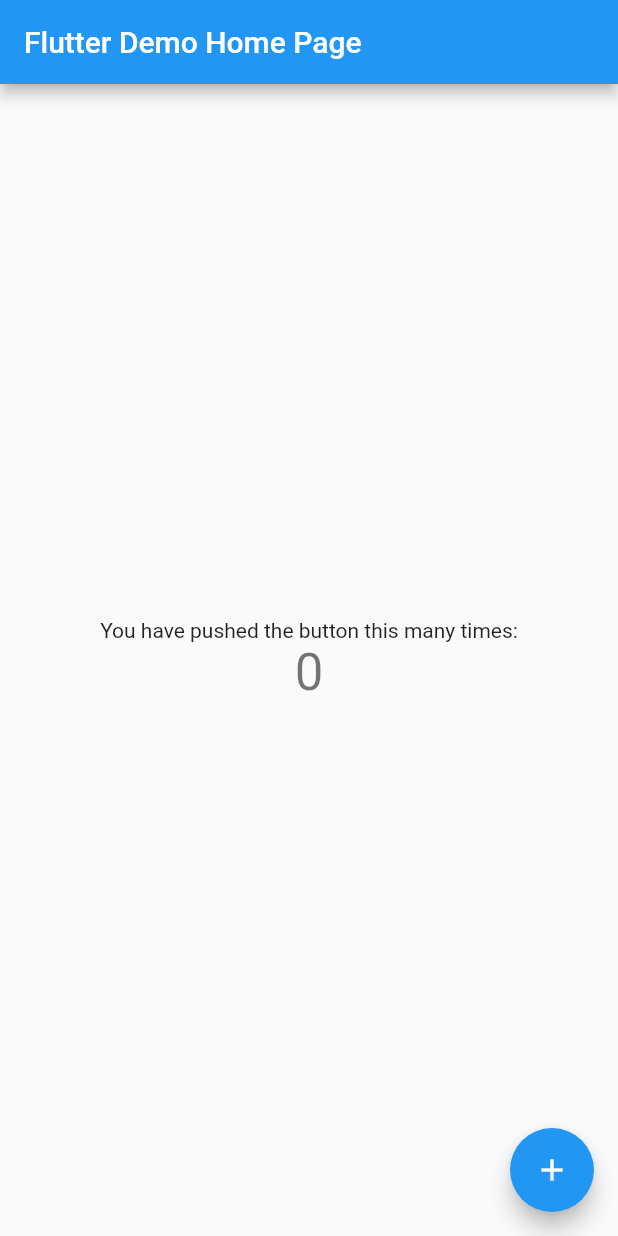
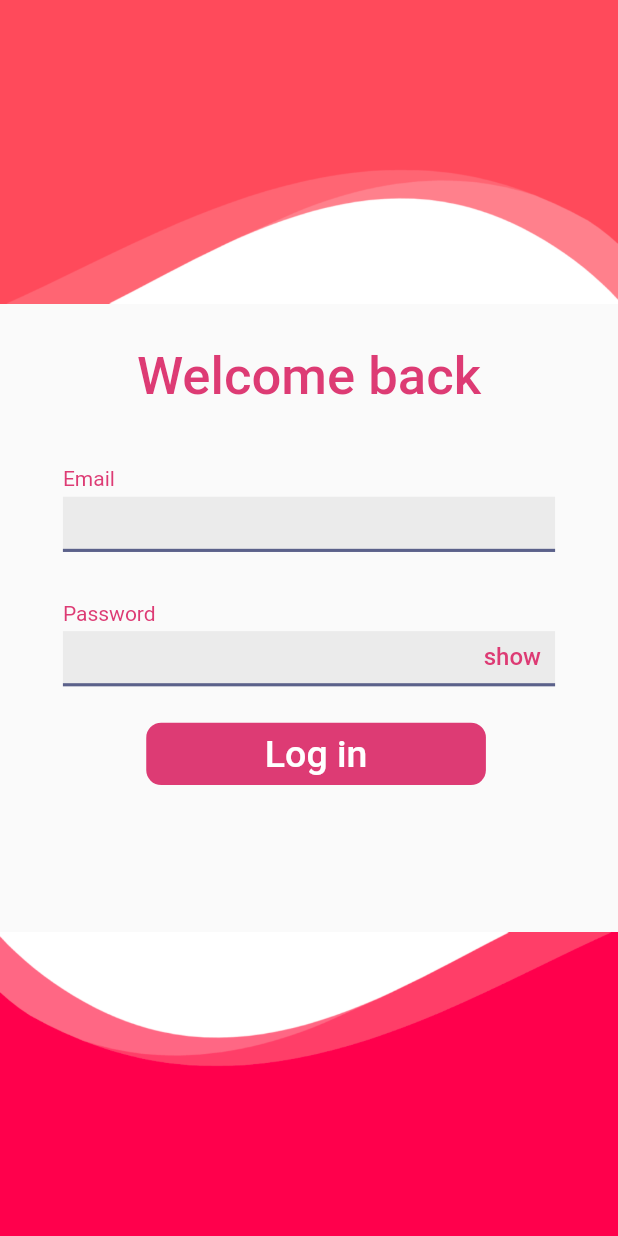
Before and after one commit to Amrmahmoud333/212solutionsllc_task, a Flutter app: the screen it shows after launch, on a phone screen of 412 x 824 dp. Run offline on Flutter 3.47's test engine with Material 2 defaults, Android fonts, the phone set to English and light mode, and no system bars; Roboto replaces fonts that are missing (DavidLibre).

Commit message:
add login screen UI

```diff
--- a/lib/main.dart
+++ b/lib/main.dart
@@ -1,4 +1,5 @@
 import 'package:flutter/material.dart';
+import 'package:task_212solutionsllc/views/sign_in/sign_in_screen.dart';
 
 void main() {
   runApp(const MyApp());
@@ -7,109 +8,14 @@
 class MyApp extends StatelessWidget {
   const MyApp({super.key});
 
-  // This widget is the root of your application.
   @override
   Widget build(BuildContext context) {
     return MaterialApp(
       title: 'Flutter Demo',
       theme: ThemeData(
-        // This is the theme of your application.
-        //
-        // Try running your application with "flutter run". You'll see the
-        // application has a blue toolbar. Then, without quitting the app, try
-        // changing the primarySwatch below to Colors.green and then invoke
-        // "hot reload" (press "r" in the console where you ran "flutter run",
-        // or simply save your changes to "hot reload" in a Flutter IDE).
-        // Notice that the counter didn't reset back to zero; the application
-        // is not restarted.
         primarySwatch: Colors.blue,
       ),
-      home: const MyHomePage(title: 'Flutter Demo Home Page'),
+      home: const SignInScreen(),
     );
   }
 }
-
-class MyHomePage extends StatefulWidget {
-  const MyHomePage({super.key, required this.title});
-
-  // This widget is the home page of your application. It is stateful, meaning
-  // that it has a State object (defined below) that contains fields that affect
-  // how it looks.
-
-  // This class is the configuration for the state. It holds the values (in this
-  // case the title) provided by the parent (in this case the App widget) and
-  // used by the build method of the State. Fields in a Widget subclass are
-  // always marked "final".
-
-  final String title;
-
-  @override
-  State<MyHomePage> createState() => _MyHomePageState();
-}
-
-class _MyHomePageState extends State<MyHomePage> {
-  int _counter = 0;
-
-  void _incrementCounter() {
-    setState(() {
-      // This call to setState tells the Flutter framework that something has
-      // changed in this State, which causes it to rerun the build method below
-      // so that the display can reflect the updated values. If we changed
-      // _counter without calling setState(), then the build method would not be
-      // called again, and so nothing would appear to happen.
-      _counter++;
-    });
-  }
-
-  @override
-  Widget build(BuildContext context) {
-    // This method is rerun every time setState is called, for instance as done
-    // by the _incrementCounter method above.
-    //
-    // The Flutter framework has been optimized to make rerunning build methods
-    // fast, so that you can just rebuild anything that needs updating rather
-    // than having to individually change instances of widgets.
-    return Scaffold(
-      appBar: AppBar(
-        // Here we take the value from the MyHomePage object that was created by
-        // the App.build method, and use it to set our appbar title.
-        title: Text(widget.title),
-      ),
-      body: Center(
-        // Center is a layout widget. It takes a single child and positions it
-        // in the middle of the parent.
-        child: Column(
-          // Column is also a layout widget. It takes a list of children and
-          // arranges them vertically. By default, it sizes itself to fit its
-          // children horizontally, and tries to be as tall as its parent.
-          //
-          // Invoke "debug painting" (press "p" in the console, choose the
-          // "Toggle Debug Paint" action from the Flutter Inspector in Android
-          // Studio, or the "Toggle Debug Paint" command in Visual Studio Code)
-          // to see the wireframe for each widget.
-          //
-          // Column has various properties to control how it sizes itself and
-          // how it positions its children. Here we use mainAxisAlignment to
-          // center the children vertically; the main axis here is the vertical
-          // axis because Columns are vertical (the cross axis would be
-          // horizontal).
-          mainAxisAlignment: MainAxisAlignment.center,
-          children: <Widget>[
-            const Text(
-              'You have pushed the button this many times:',
-            ),
-            Text(
-              '$_counter',
-              style: Theme.of(context).textTheme.headline4,
-            ),
-          ],
-        ),
-      ),
-      floatingActionButton: FloatingActionButton(
-        onPressed: _incrementCounter,
-        tooltip: 'Increment',
-        child: const Icon(Icons.add),
-      ), // This trailing comma makes auto-formatting nicer for build methods.
-    );
-  }
-}
--- /dev/null
+++ b/lib/views/shared/custom_button.dart
@@ -0,0 +1,44 @@
+import 'package:flutter/material.dart';
+
+class CustomButton extends StatelessWidget {
+  const CustomButton({
+    Key? key,
+    required this.label,
+    required this.ontap,
+  }) : super(key: key);
+  final String label;
+  final Function() ontap;
+  @override
+  Widget build(BuildContext context) {
+    double height(double n) {
+      return MediaQuery.of(context).size.height * (n / 851);
+    }
+
+    double width(double n) {
+      return MediaQuery.of(context).size.width * (n / 393);
+    }
+
+    return InkWell(
+      onTap: ontap,
+      child: Container(
+        height: height(43),
+        width: width(216),
+        decoration: BoxDecoration(
+          borderRadius: BorderRadius.circular(10),
+          color: const Color.fromARGB(255, 221, 59, 116),
+        ),
+        child: Center(
+          child: Text(
+            label,
+            style: const TextStyle(
+              color: Color(0xFFFFFFFF),
+              fontSize: 25,
+              fontFamily: 'DavidLibre',
+              fontWeight: FontWeight.w500,
+            ),
+          ),
+        ),
+      ),
+    );
+  }
+}
--- /dev/null
+++ b/lib/views/sign_in/sign_in_screen.dart
@@ -0,0 +1,134 @@
+import 'package:flutter/material.dart';
+import 'package:task_212solutionsllc/views/shared/custom_button.dart';
+import 'package:task_212solutionsllc/views/sign_in/widgets/input_field.dart';
+
+class SignInScreen extends StatelessWidget {
+  const SignInScreen({Key? key}) : super(key: key);
+
+  @override
+  Widget build(BuildContext context) {
+    final fromKey = GlobalKey<FormState>();
+    final TextEditingController emailController = TextEditingController();
+    final TextEditingController passwordController = TextEditingController();
+    // this two function to make responsice degsin
+    double h(double n) {
+      return MediaQuery.of(context).size.height * (n / 851);
+    }
+
+    double w(double n) {
+      return MediaQuery.of(context).size.width * (n / 393);
+    }
+
+    return Scaffold(
+      resizeToAvoidBottomInset: false,
+      body: Column(
+        crossAxisAlignment: CrossAxisAlignment.start,
+        children: [
+          SizedBox(
+            height: h(851),
+            child: Stack(
+              children: [
+                Align(
+                  alignment: Alignment.topCenter,
+                  child: SizedBox(
+                    width: double.infinity,
+                    height: h(209),
+                    child: Image.asset(
+                      'assets/divider_top.png',
+                      width: w(293),
+                      height: h(209),
+                      fit: BoxFit.fill,
+                    ),
+                  ),
+                ),
+                Align(
+                  alignment: Alignment.bottomCenter,
+                  child: SizedBox(
+                    width: double.infinity,
+                    height: h(209),
+                    child: Image.asset(
+                      'assets/divider_bottom.png',
+                      width: w(293),
+                      height: h(209),
+                      fit: BoxFit.fill,
+                    ),
+                  ),
+                ),
+                Positioned(
+                  top: h(190),
+                  child: Padding(
+                    padding: EdgeInsets.only(left: w(40)),
+                    child: Form(
+                      key: fromKey,
+                      child: Column(
+                        crossAxisAlignment: CrossAxisAlignment.start,
+                        children: [
+                          SizedBox(
+                            height: h(48.16),
+                          ),
+                          SizedBox(
+                            width: w(313),
+                            child: const Center(
+                              child: Text(
+                                'Welcome back',
+                                style: TextStyle(
+                                  fontFamily: 'DavidLibre',
+                                  fontWeight: FontWeight.w500,
+                                  fontSize: 35,
+                                  color: Color.fromARGB(255, 221, 59, 116),
+                                ),
+                              ),
+                            ),
+                          ),
+                          SizedBox(height: h(41)),
+                          InputField(
+                            label: 'Email',
+                            sizeoflabel: 18,
+                            obscureText: false,
+                            controller: emailController,
+                          ),
+                          SizedBox(height: h(34)),
+                          InputField(
+                            label: 'Password',
+                            sizeoflabel: 18,
+                            obscureText: false,
+                            controller: passwordController,
+                            widget: InkWell(
+                              onTap: () {
+                                // cubit.changeObscureText();
+                              },
+                              child: const Text(
+                                // cubit.obscureText ? 'Show' : 'Hide',
+                                'show',
+                                style: TextStyle(
+                                  fontSize: 16,
+                                  fontFamily: 'DavidLibre',
+                                  fontWeight: FontWeight.w500,
+                                  color: Color.fromARGB(255, 221, 59, 116),
+                                ),
+                              ),
+                            ),
+                          ),
+                          SizedBox(
+                            height: h(25),
+                          ),
+                          Padding(
+                            padding: EdgeInsets.symmetric(horizontal: w(53)),
+                            child: CustomButton(
+                              label: 'Log in',
+                              ontap: () {},
+                            ),
+                          ),
+                        ],
+                      ),
+                    ),
+                  ),
+                ),
+              ],
+            ),
+          ),
+        ],
+      ),
+    );
+  }
+}
--- /dev/null
+++ b/lib/views/sign_in/widgets/input_field.dart
@@ -0,0 +1,89 @@
+import 'package:flutter/material.dart';
+
+class InputField extends StatelessWidget {
+  const InputField({
+    Key? key,
+    required this.label,
+    this.widget,
+    this.controller,
+    required this.sizeoflabel,
+    this.keyboardType,
+    this.validator,
+    this.maxLength,
+    required this.obscureText,
+  }) : super(key: key);
+
+  final String label;
+  final Widget? widget;
+  final TextEditingController? controller;
+  final double sizeoflabel;
+  final TextInputType? keyboardType;
+  final bool obscureText;
+  final FormFieldValidator<String>? validator;
+  final int? maxLength;
+  @override
+  Widget build(BuildContext context) {
+    double height(double n) {
+      return MediaQuery.of(context).size.height * (n / 851);
+    }
+
+    double width(double n) {
+      return MediaQuery.of(context).size.width * (n / 393);
+    }
+
+    return Column(
+      crossAxisAlignment: CrossAxisAlignment.start,
+      children: [
+        Text(
+          label,
+          style: const TextStyle(
+            color: Color.fromARGB(255, 221, 59, 116),
+          ),
+          // style: lableInputField(sizeoflabel),
+        ),
+        Container(
+          margin: EdgeInsets.only(
+            top: height(4),
+          ),
+          width: width(313),
+          height: height(38),
+          decoration: BoxDecoration(
+            border: Border(
+              bottom: BorderSide(
+                width: width(2),
+                color: const Color(0xFF5B618A),
+              ),
+            ),
+            color: const Color(0xFFEBEBEB),
+          ),
+          child: Row(
+            children: [
+              Expanded(
+                child: TextFormField(
+                  style: const TextStyle(
+                    fontSize: 20,
+                    color: Color(0xFF6E75A0),
+                    fontWeight: FontWeight.w500,
+                  ),
+                  obscureText: obscureText,
+                  keyboardType: keyboardType,
+                  controller: controller,
+                  // validator: validator,
+                  maxLength: maxLength,
+                  decoration: const InputDecoration(
+                    border: InputBorder.none,
+                    enabledBorder: InputBorder.none,
+                  ),
+                ),
+              ),
+              widget ?? Container(),
+              SizedBox(
+                width: width(9),
+              )
+            ],
+          ),
+        ),
+      ],
+    );
+  }
+}
--- a/pubspec.yaml
+++ b/pubspec.yaml
@@ -60,8 +60,8 @@
   uses-material-design: true
 
   # To add assets to your application, add an assets section, like this:
-  # assets:
-  #   - images/a_dot_burr.jpeg
+  assets:
+    - assets/
   #   - images/a_dot_ham.jpeg
 
   # An image asset can refer to one or more resolution-specific "variants", see
```
Also changed, not shown: assets/divider_bottom.png (added), assets/divider_top.png (added).
